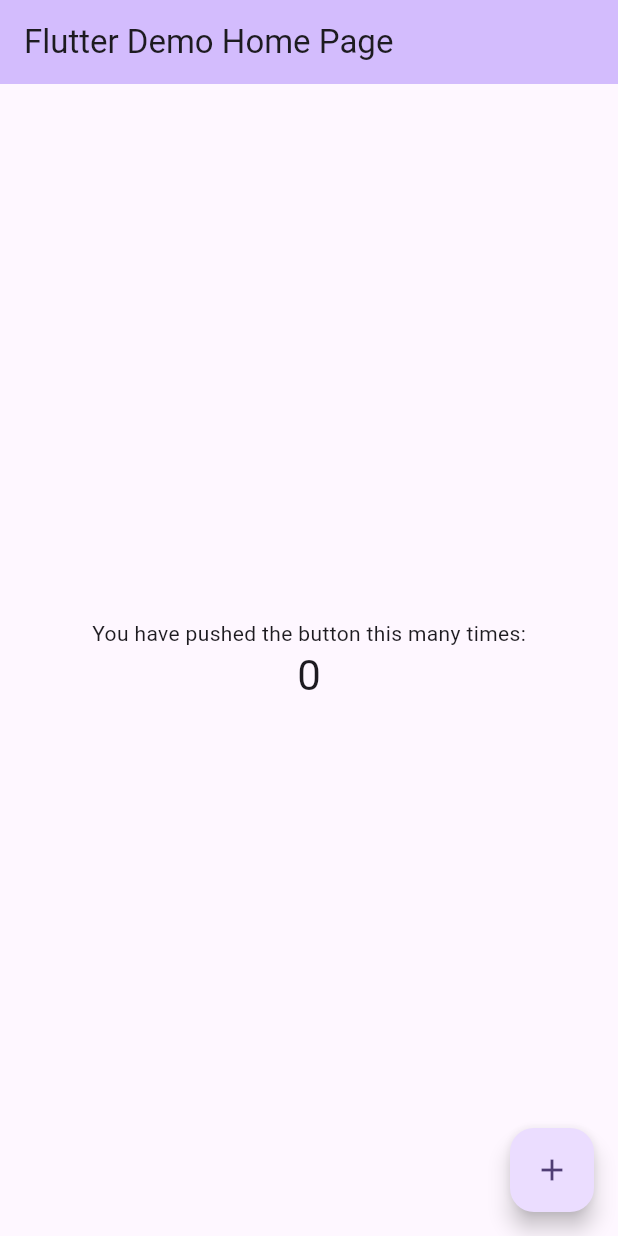
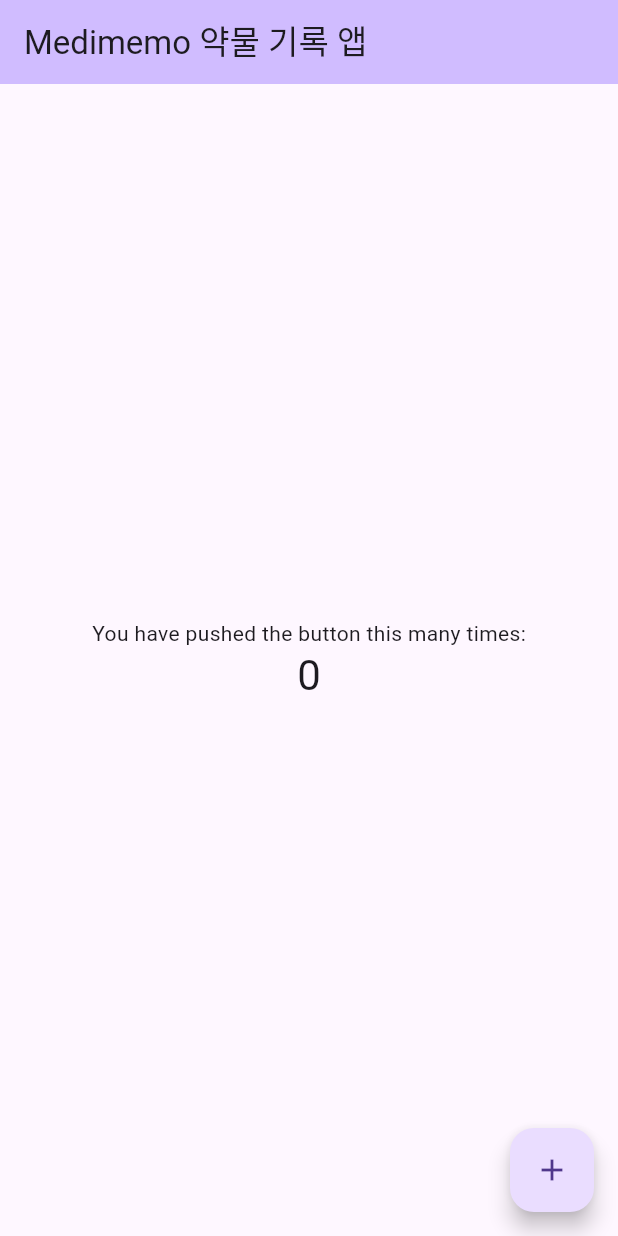
Before and after one commit to jintaeyeong/My-Develop-Project, a Flutter app: the screen it shows after launch, on a phone screen of 412 x 824 dp. Run offline on Flutter 3.47's test engine with Material 3 defaults, Android fonts, the phone set to English and light mode, and no system bars.

Commit message:
Update main.dart

```diff
--- a/medimemo/lib/main.dart
+++ b/medimemo/lib/main.dart
@@ -11,12 +11,8 @@ class MyApp extends StatelessWidget {
   @override
   Widget build(BuildContext context) {
     return MaterialApp(
-      title: 'Flutter Demo',
-      theme: ThemeData(
-        colorScheme: ColorScheme.fromSeed(seedColor: Colors.deepPurple),
-        useMaterial3: true,
-      ),
-      home: const MyHomePage(title: 'Flutter Demo Home Page'),
+      title: 'MediMemo',
+      home: const MyHomePage(title: 'Medimemo 약물 기록 앱'),
     );
   }
 }
```
